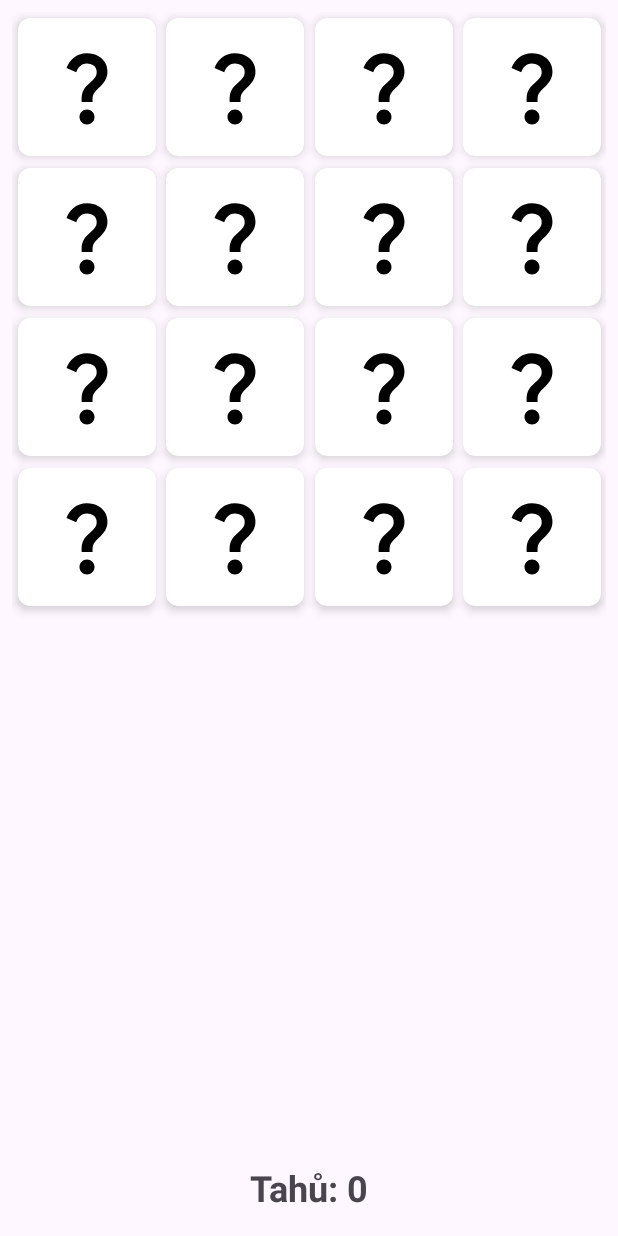
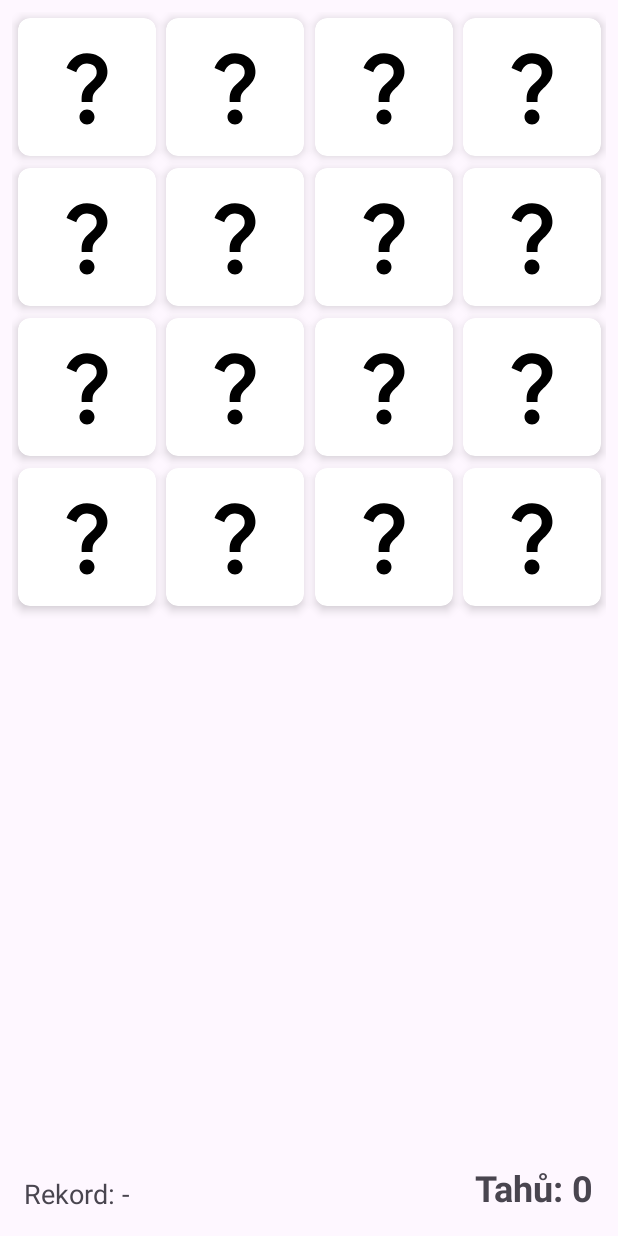
Before and after one commit to EduardPravda/BMTA-TrueeGame, an Android app: the screen it shows after launch (MainActivity), on a phone screen of 412 x 824 dp. Run offline under Robolectric (Android 15) with nearby library versions, the phone set to English and light mode, and no system bars; our stand-ins replace Room's generated code.

Commit message:
uprava aplikace podle zadani

```diff
--- /dev/null
+++ b/app/src/main/java/cz/pravda/trueegame/data/AppDatabase.kt
@@ -0,0 +1,28 @@
+package cz.pravda.trueegame.data
+
+import android.content.Context
+import androidx.room.Database
+import androidx.room.Room
+import androidx.room.RoomDatabase
+
+@Database(entities = [Score::class], version = 1)
+abstract class AppDatabase : RoomDatabase() {
+    abstract fun scoreDao(): ScoreDao
+
+    companion object {
+        @Volatile
+        private var INSTANCE: AppDatabase? = null
+
+        fun getDatabase(context: Context): AppDatabase {
+            return INSTANCE ?: synchronized(this) {
+                val instance = Room.databaseBuilder(
+                    context.applicationContext,
+                    AppDatabase::class.java,
+                    "game_database"
+                ).build()
+                INSTANCE = instance
+                instance
+            }
+        }
+    }
+}
--- /dev/null
+++ b/app/src/main/java/cz/pravda/trueegame/data/Score.kt
@@ -0,0 +1,11 @@
+package cz.pravda.trueegame.data
+
+import androidx.room.Entity
+import androidx.room.PrimaryKey
+
+@Entity(tableName = "score_table")
+data class Score(
+    @PrimaryKey(autoGenerate = true) val id: Int = 0,
+    val moves: Int,          // Počet tahů
+    val timestamp: Long      // Kdy to bylo zahráno
+)
--- /dev/null
+++ b/app/src/main/java/cz/pravda/trueegame/data/ScoreDao.kt
@@ -0,0 +1,18 @@
+package cz.pravda.trueegame.data
+
+import androidx.room.Dao
+import androidx.room.Insert
+import androidx.room.Query
+import kotlinx.coroutines.flow.Flow
+
+@Dao
+interface ScoreDao {
+    // Uloží nové skóre
+    @Insert
+    suspend fun insert(score: Score)
+
+    // Získá nejlepší skóre (nejméně tahů)
+    // Flow znamená, že když se změní data, aplikace to hned uvidí
+    @Query("SELECT MIN(moves) FROM score_table")
+    fun getBestScore(): Flow<Int?>
+}
--- a/app/src/main/java/cz/pravda/trueegame/viewmodel/MemoryGameViewModel.kt
+++ b/app/src/main/java/cz/pravda/trueegame/viewmodel/MemoryGameViewModel.kt
@@ -1,56 +1,63 @@
 package cz.pravda.trueegame.viewmodel
 
+import android.app.Application
+import androidx.lifecycle.AndroidViewModel
 import androidx.lifecycle.LiveData
 import androidx.lifecycle.MutableLiveData
-import androidx.lifecycle.ViewModel
+import androidx.lifecycle.asLiveData
 import androidx.lifecycle.viewModelScope
 import cz.pravda.trueegame.R
+import cz.pravda.trueegame.data.AppDatabase
 import cz.pravda.trueegame.data.MemoryCard
+import cz.pravda.trueegame.data.Score
 import kotlinx.coroutines.delay
 import kotlinx.coroutines.launch
 
-class MemoryGameViewModel : ViewModel() {
+// Změna: Dědíme z AndroidViewModel, abychom měli přístup k databázi
+class MemoryGameViewModel(application: Application) : AndroidViewModel(application) {
 
-    // 1. Seznam obrázků pro pexeso.
-    // Musíš mít v res/drawable vytvořené tyto ikonky (nebo použij jiné, co máš)
+    // --- DATABÁZE ---
+    private val database = AppDatabase.getDatabase(application)
+    private val scoreDao = database.scoreDao()
+
+    // LiveData s nejlepším skóre (čte se samo z databáze)
+    val bestScore: LiveData<Int?> = scoreDao.getBestScore().asLiveData()
+    // ----------------
+
     private val images = listOf(
-        R.drawable.ic_30, // Zatím tam dej tohle, pokud nemáš jiné
-        R.drawable.ic_3g,
-        R.drawable.ic_4g,
-        R.drawable.ic_5g,
-        R.drawable.ic_60,
-        R.drawable.ic_air,
-        R.drawable.ic_android,
-        R.drawable.ic_plus
-        // Ideálně si pak přidej Vector Assets: ic_face, ic_star, ic_pets atd.
+        R.drawable.ic_launcher_foreground, // Tady si nech své ikonky!
+        R.drawable.ic_launcher_foreground,
+        R.drawable.ic_launcher_foreground,
+        R.drawable.ic_launcher_foreground,
+        R.drawable.ic_launcher_foreground,
+        R.drawable.ic_launcher_foreground,
+        R.drawable.ic_launcher_foreground,
+        R.drawable.ic_launcher_foreground
     )
 
-    // 2. LiveData - to co vidí MainActivity
     private val _cards = MutableLiveData<List<MemoryCard>>()
     val cards: LiveData<List<MemoryCard>> = _cards
 
     private val _moves = MutableLiveData<Int>(0)
     val moves: LiveData<Int> = _moves
 
-    // Pomocné proměnné
-    private var indexOfSingleSelectedCard: Int? = null // Index první otočené karty
-    private var isWaiting = false // Aby uživatel nemohl klikat, když se karty otáčí zpět
+    private var indexOfSingleSelectedCard: Int? = null
+    private var isWaiting = false
+    private var pairsMatched = 0 // Počítadlo hotových párů
 
     init {
         resetGame()
     }
 
-    // 3. Start nové hry
     fun resetGame() {
         _moves.value = 0
+        pairsMatched = 0
         indexOfSingleSelectedCard = null
         isWaiting = false
 
-        // Vezmeme 8 obrázků, zdvojíme je (aby byly páry) a zamícháme
         val chosenImages = images.take(8)
         val randomizedImages = (chosenImages + chosenImages).shuffled()
 
-        // Vytvoříme karty
         val newCards = randomizedImages.mapIndexed { index, imageId ->
             MemoryCard(id = index, imageId = imageId)
         }
@@ -58,28 +65,21 @@ class MemoryGameViewModel : ViewModel() {
         _cards.value = newCards
     }
 
-    // 4. Hlavní logika - co se stane po kliknutí
     fun flipCard(position: Int) {
-        // Získáme aktuální seznam karet
         val currentCards = _cards.value?.toMutableList() ?: return
         val card = currentCards[position]
 
-        // Kontroly: Neklikat, když se čeká, nebo když je karta už otočená/hotová
         if (isWaiting || card.isFaceUp || card.isMatched) {
             return
         }
 
-        // Otočíme kartu nahoru
         card.isFaceUp = true
-        _cards.value = currentCards // Aktualizujeme UI
-        _moves.value = (_moves.value ?: 0) + 1 // Přičteme tah
+        _cards.value = currentCards
+        _moves.value = (_moves.value ?: 0) + 1
 
-        // Logika párování
         if (indexOfSingleSelectedCard == null) {
-            // Byla to první karta z dvojice
             indexOfSingleSelectedCard = position
         } else {
-            // Byla to druhá karta - zkontrolujeme shodu
             checkForMatch(indexOfSingleSelectedCard!!, position, currentCards)
             indexOfSingleSelectedCard = null
         }
@@ -87,27 +87,34 @@ class MemoryGameViewModel : ViewModel() {
 
     private fun checkForMatch(pos1: Int, pos2: Int, currentCards: MutableList<MemoryCard>) {
         if (currentCards[pos1].imageId == currentCards[pos2].imageId) {
-            // SHODA!
             currentCards[pos1].isMatched = true
             currentCards[pos2].isMatched = true
             _cards.value = currentCards
 
-            // Tady by se dalo zkontrolovat vítězství (jsou všechny matched?)
+            // Zvýšíme počet hotových párů
+            pairsMatched++
+
+            // Pokud máme 8 párů, je konec hry -> ULOŽIT DO DB
+            if (pairsMatched == 8) {
+                saveScoreToDb()
+            }
+
         } else {
-            // NESHODA - Musíme počkat a pak otočit zpět
-            isWaiting = true // Zablokujeme klikání
-
-            // Spustíme coroutine (vlákno) pro čekání
+            isWaiting = true
             viewModelScope.launch {
-                delay(1000) // Počkáme 1 sekundu
-
-                // Otočíme zpět
+                delay(1000)
                 currentCards[pos1].isFaceUp = false
                 currentCards[pos2].isFaceUp = false
                 _cards.value = currentCards
-
-                isWaiting = false // Povolíme klikání
+                isWaiting = false
             }
         }
     }
+
+    private fun saveScoreToDb() {
+        val currentMoves = _moves.value ?: 0
+        viewModelScope.launch {
+            scoreDao.insert(Score(moves = currentMoves, timestamp = System.currentTimeMillis()))
+        }
+    }
 }
--- a/app/src/main/res/layout/activity_main.xml
+++ b/app/src/main/res/layout/activity_main.xml
@@ -13,10 +13,20 @@
         android:layout_height="0dp"
         android:padding="8dp"
         app:layout_constraintTop_toTopOf="parent"
-        app:layout_constraintBottom_toTopOf="@id/tv_score"
         app:layout_constraintStart_toStartOf="parent"
         app:layout_constraintEnd_toEndOf="parent"
+        app:layout_constraintBottom_toTopOf="@id/tv_score"
         tools:listitem="@layout/item_card" />
+
+    <TextView
+        android:id="@+id/tv_best_score"
+        android:layout_width="wrap_content"
+        android:layout_height="wrap_content"
+        android:text="Rekord: -"
+        android:textSize="18sp"
+        android:padding="16dp"
+        app:layout_constraintBottom_toBottomOf="parent"
+        app:layout_constraintStart_toStartOf="parent" />
 
     <TextView
         android:id="@+id/tv_score"
@@ -27,7 +37,6 @@
         android:textStyle="bold"
         android:padding="16dp"
         app:layout_constraintBottom_toBottomOf="parent"
-        app:layout_constraintStart_toStartOf="parent"
         app:layout_constraintEnd_toEndOf="parent"/>
 
 </androidx.constraintlayout.widget.ConstraintLayout>
```
